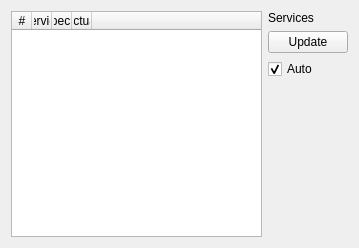
This is integration/v2/src/libs/libdebug/widgets/debug/ui/ServicesDebugWidget.ui in mrdeveloperdude/OctoMY as Qt 5 draws it before an edit. The edited form follows.
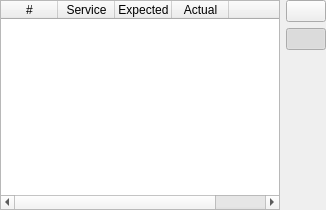
This is the edited form. Icons and pictures are not drawn.

Commit message: Updated lists in debugger to use icons on update buttons

Patch:
```diff
--- a/integration/v2/src/libs/libdebug/widgets/debug/ui/ServicesDebugWidget.ui
+++ b/integration/v2/src/libs/libdebug/widgets/debug/ui/ServicesDebugWidget.ui
@@ -6,8 +6,8 @@
    <rect>
     <x>0</x>
     <y>0</y>
-    <width>359</width>
-    <height>248</height>
+    <width>326</width>
+    <height>210</height>
    </rect>
   </property>
   <property name="sizePolicy">
@@ -20,6 +20,18 @@
    <string>Form</string>
   </property>
   <layout class="QHBoxLayout" name="horizontalLayout">
+   <property name="leftMargin">
+    <number>0</number>
+   </property>
+   <property name="topMargin">
+    <number>0</number>
+   </property>
+   <property name="rightMargin">
+    <number>0</number>
+   </property>
+   <property name="bottomMargin">
+    <number>0</number>
+   </property>
    <item>
     <widget class="QTableWidget" name="tableWidgetServices">
      <property name="enabled">
@@ -38,7 +50,7 @@
       <bool>true</bool>
      </attribute>
      <attribute name="horizontalHeaderDefaultSectionSize">
-      <number>10</number>
+      <number>57</number>
      </attribute>
      <attribute name="horizontalHeaderMinimumSectionSize">
       <number>10</number>
@@ -87,30 +99,40 @@
    </item>
    <item>
     <layout class="QVBoxLayout" name="verticalLayout">
-     <item>
-      <widget class="QLabel" name="label">
-       <property name="sizePolicy">
-        <sizepolicy hsizetype="Minimum" vsizetype="Fixed">
-         <horstretch>0</horstretch>
-         <verstretch>0</verstretch>
-        </sizepolicy>
-       </property>
-       <property name="text">
-        <string>Services</string>
-       </property>
-      </widget>
-     </item>
      <item>
       <widget class="QPushButton" name="pushButtonUpdate">
        <property name="text">
-        <string>Update</string>
+        <string/>
+       </property>
+       <property name="icon">
+        <iconset resource="../../../../libres/resources/icons.qrc">
+         <normaloff>:/icons/update_once.svg</normaloff>:/icons/update_once.svg</iconset>
+       </property>
+       <property name="iconSize">
+        <size>
+         <width>32</width>
+         <height>32</height>
+        </size>
        </property>
       </widget>
      </item>
      <item>
-      <widget class="QCheckBox" name="checkBoxUpdateRealtime">
+      <widget class="QPushButton" name="pushButtonUpdateRealtime">
        <property name="text">
-        <string>Auto</string>
+        <string/>
+       </property>
+       <property name="icon">
+        <iconset resource="../../../../libres/resources/icons.qrc">
+         <normaloff>:/icons/update_auto.svg</normaloff>:/icons/update_auto.svg</iconset>
+       </property>
+       <property name="iconSize">
+        <size>
+         <width>32</width>
+         <height>32</height>
+        </size>
+       </property>
+       <property name="checkable">
+        <bool>true</bool>
        </property>
        <property name="checked">
         <bool>true</bool>
```
Left out of the diff: 4 changed lines with no effect on the pictures. The commit also changes 7 other files.
